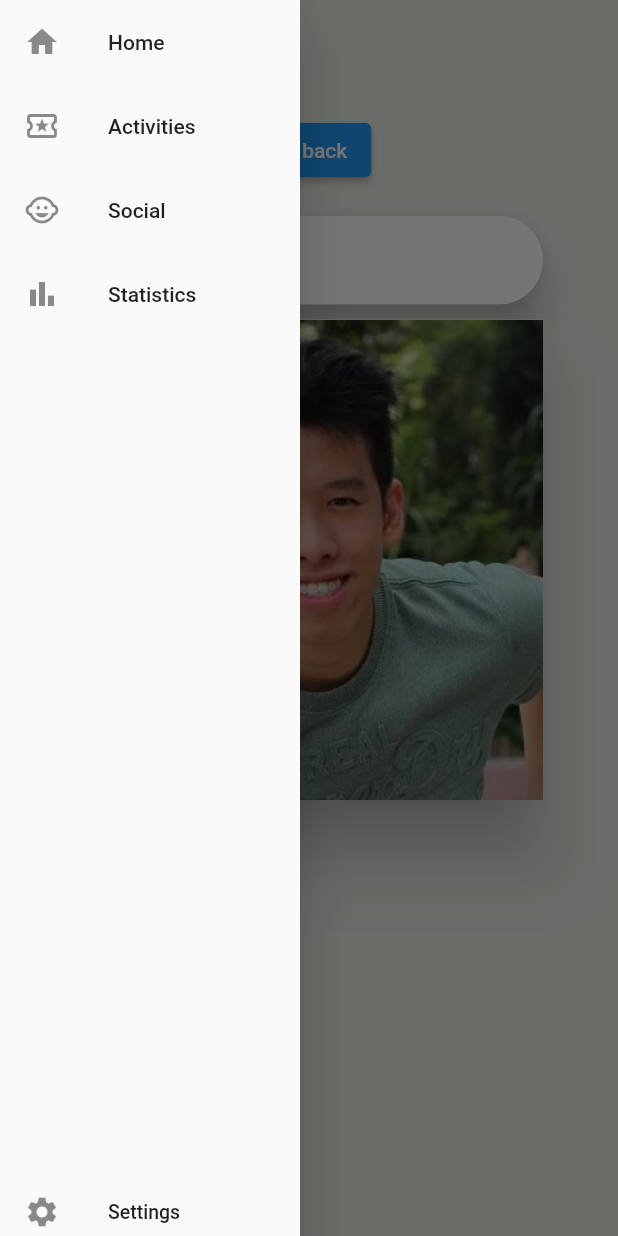
After one commit to GSC-2023/Flutter_App, a Flutter app: the SocialSingle screen opened by its route, with the side drawer open, on a phone screen of 412 x 824 dp. The commit adds this screen. Run offline on Flutter 3.47's test engine with Material 2 defaults, Android fonts, the light colour scheme and no system bars.

Commit message:
added indiv social profile page

```diff
--- a/break_app/lib/main.dart
+++ b/break_app/lib/main.dart
@@ -4,6 +4,7 @@ import './screens/activities.dart';
 import './screens/statistics.dart';
 import './screens/social.dart';
 import './screens/settings.dart';
+import './screens/socialSingle.dart';
 
 
 
@@ -26,6 +27,7 @@ class MyApp extends StatelessWidget {
         '/Social' : (context) => Social(),
         '/Statistics' : (context) => Statistics(),
         '/Settings' : (context) => Settings(),
+        '/SocialSingle': (context) => SocialSingle(),
 
       },
     );
--- a/break_app/lib/screens/social.dart
+++ b/break_app/lib/screens/social.dart
@@ -1,3 +1,4 @@
+import 'package:break_app/screens/socialSingle.dart';
 import 'package:flutter/material.dart';
 import 'package:animations/animations.dart';
 
@@ -156,11 +157,14 @@ class Social extends StatelessWidget{
               itemCount: users.length,
               itemBuilder: (BuildContext ctx, index) {
               return Container(
+                child: Column(
+                  children: [
+                    InkWell(
+                      onTap: (){
+                        Navigator.pushNamed(context, '/SocialSingle');
+                      },
 
-                child: Column(
-
-                  children: [
-                    Container(
+                      child: Container(
                         height: 175,
                         // color: Colors.blue,
                          decoration: BoxDecoration(
@@ -169,11 +173,13 @@ class Social extends StatelessWidget{
                              color: Color.fromARGB(255, 27, 115, 97)
 
                            ),
+
                           image: DecorationImage(
                             fit: BoxFit.fitHeight,
                             image: AssetImage(users[index].image, )
                             ),
                           shape: BoxShape.circle
+                        ),
                       ),
                     ),
 
--- /dev/null
+++ b/break_app/lib/screens/socialSingle.dart
@@ -0,0 +1,138 @@
+import 'package:flutter/material.dart';
+import './social.dart';
+
+class SocialSingle extends StatelessWidget {
+  @override
+  Widget build(BuildContext context){
+    return Scaffold(
+      backgroundColor: Color.fromARGB(255, 231, 235, 227),
+      drawer: Container(
+        width:200,
+        child: Drawer(
+        child: Column(
+          children: <Widget>[
+          ListTile(
+            leading: const Icon(Icons.home),
+            title: Text('Home'),
+            onTap: (){
+              Navigator.pushNamed(context, '/Home');
+            },
+          ),
+          ListTile(
+            leading: const Icon(Icons.local_activity_outlined),
+            title: Text('Activities'),
+            onTap: (){
+              Navigator.pushNamed(context, '/Activities');
+            },
+          ),
+          ListTile(
+            leading: const Icon(Icons.child_care_rounded),
+            title: Text('Social'),
+            onTap: (){
+              Navigator.pushNamed(context, '/Social');
+            },
+          ),
+          ListTile(
+            leading: const Icon(Icons.bar_chart_outlined),
+            title: Text('Statistics'),
+            onTap: (){
+              Navigator.pushNamed(context, '/Statistics');
+            },
+          ),
+          Expanded(
+            child: Align(
+              alignment: FractionalOffset.bottomCenter,
+              child: ListTile(
+                dense: true,
+                visualDensity: VisualDensity(vertical: -4),
+                leading: Icon(
+                  Icons.settings,
+                ),
+                title: Text('Settings'),
+                onTap: () {
+                  Navigator.pushNamed(context, '/Settings');
+                },
+              ),
+            ),
+          ),
+          ],
+        ),
+      ),
+
+      ),
+      appBar: AppBar(
+        iconTheme: IconThemeData(color: Colors.black),
+        title: Text("Home",
+        style: TextStyle(fontWeight: FontWeight.bold, color: Color(0xff2E593F)),
+        ),
+        backgroundColor: Color(0xECEAEA),
+        shadowColor: Color(0xECEAEA),
+        surfaceTintColor: Color(0xECEAEA),
+        foregroundColor:  Color(0xECEAEA),
+      ),
+      body: Container(
+        padding: EdgeInsets.symmetric(vertical: 20.0, horizontal: 50.0),
+        child: Column(
+          children: [
+
+            //Placeholder
+            ElevatedButton(onPressed: (){
+              Navigator.pushNamed(context, '/Social');
+            },
+            child: Text('Go back')
+            ),
+
+            //SEARCH BAR
+            Form(
+              child: Column(
+                children: <Widget>[
+                  SizedBox(height: 20.0),
+
+                  Material(
+                    color: Colors.transparent,
+                    elevation: 10.0,
+                    shadowColor: Colors.black,
+                    shape: RoundedRectangleBorder(
+                      borderRadius: BorderRadius.circular(50.0),
+                    ),
+                    child: TextFormField(
+                      decoration: InputDecoration(
+                        border: OutlineInputBorder(
+                          borderSide: BorderSide.none,
+                          borderRadius: BorderRadius.circular(50.0),
+                        ),
+                        enabledBorder: OutlineInputBorder(
+                          borderSide:
+                            BorderSide.none,
+                          borderRadius: BorderRadius.circular(50.0),
+                        ),
+                        hintText: 'Search',
+                        hintStyle: TextStyle(color: Color.fromARGB(255, 27, 115, 97)),
+                        fillColor: Colors.white,
+                        filled: true,
+                        prefixIcon: Icon(Icons.search),
+                        prefixIconColor: Color.fromARGB(255, 27, 115, 97)
+                      )
+                    ),
+                  ),
+                ],
+              ),
+            ),
+
+            Container(
+              margin: EdgeInsetsDirectional.symmetric(vertical: 10, horizontal: 0),
+              child: Material(
+                // color: Colors.black,
+                elevation: 20.0,
+                shadowColor: Colors.black,
+                child: Image.asset('assets/images/Screenshot 2023-02-18 at 12.08.25 PM.png'),
+
+              ),
+            )
+
+          ]
+          ),
+      )
+    );
+  }
+}
```
Lines whose indentation alone changed are shown as unchanged.
